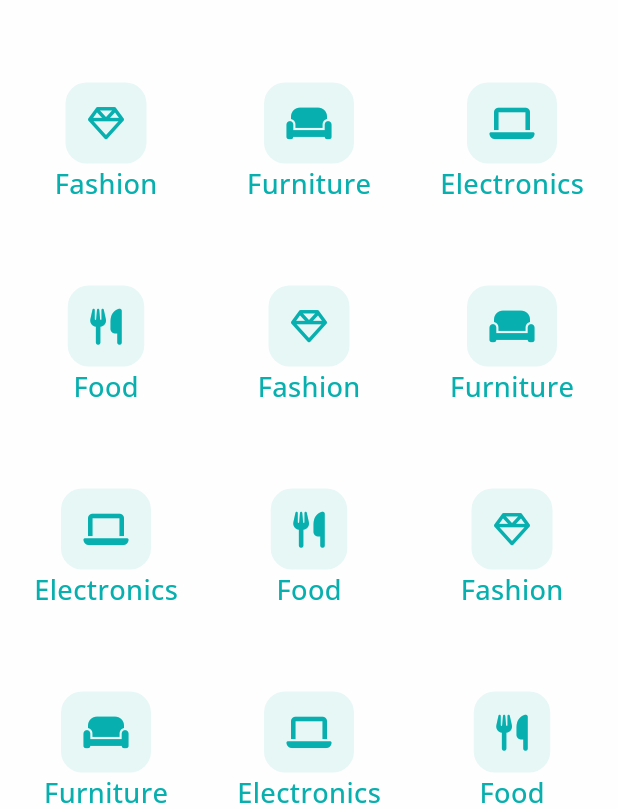
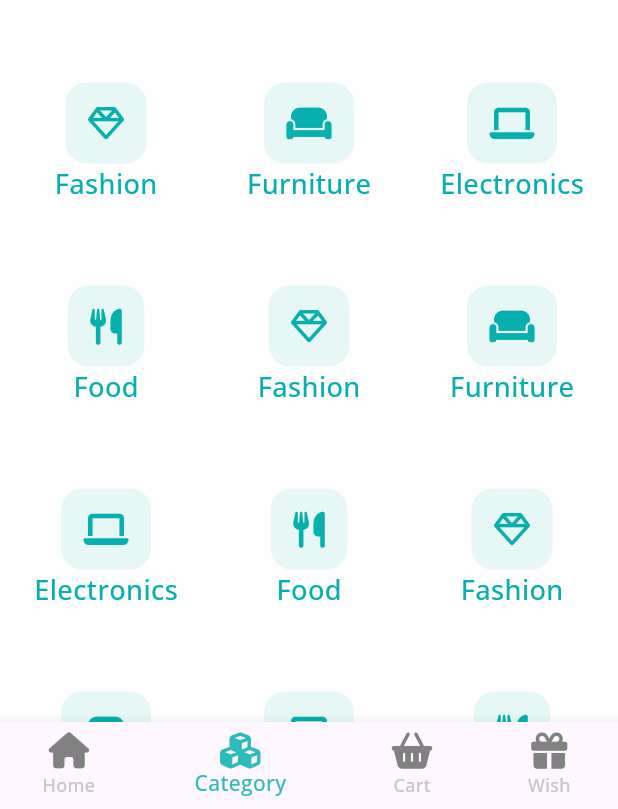
Before and after one commit to Sadman-123/CraftyBay, a Flutter app: the HomeScreen screen opened by its route, after a tap on "See All", on a phone screen of 412 x 824 dp, the part 427-1236 px from its top. Run offline on Flutter 3.47's test engine with Material 3 defaults, Android fonts, the phone set to English and light mode, and no system bars; our stand-ins replace carousel_slider, flutter_svg, font_awesome_flutter, get, pinput.

Commit message:
1.Added getx 2.Fix All categories 3.reactive index for bottom navbar

```diff
--- /dev/null
+++ b/lib/home_screens/controllers/homecontroller.dart
@@ -0,0 +1,5 @@
+import 'package:get/get.dart';
+class Homecontroller extends GetxController{
+  RxInt ind=0.obs;
+
+}
--- a/lib/home_screens/home_screen.dart
+++ b/lib/home_screens/home_screen.dart
@@ -1,22 +1,21 @@
+import 'package:craftybay/home_screens/controllers/homecontroller.dart';
 import 'package:craftybay/home_screens/sub/cart_screen.dart';
 import 'package:craftybay/home_screens/sub/category_screen.dart';
 import 'package:craftybay/home_screens/sub/main_screen.dart';
 import 'package:craftybay/home_screens/sub/wishlist_screen.dart';
 import 'package:flutter/material.dart';
 import 'package:font_awesome_flutter/font_awesome_flutter.dart';
-class HomeScreen extends StatefulWidget{
-  @override
-  State<HomeScreen> createState() => _HomeScreenState();
-}
-class _HomeScreenState extends State<HomeScreen> {
-  int ind=0;
+import 'package:get/get.dart';
+class HomeScreen extends StatelessWidget{
+  Homecontroller home=Get.find();
   @override
   Widget build(BuildContext context) {
     var mdh=MediaQuery.sizeOf(context).height;
     var mdw=MediaQuery.sizeOf(context).width;
+    return Obx((){
       return Scaffold(
         body: IndexedStack(
-        index: ind,
+          index: home.ind.value,
           children: [
             MainScreen(),
             CategoryScreen(),
@@ -26,11 +25,9 @@ class _HomeScreenState extends State<HomeScreen> {
         ),
         bottomNavigationBar: BottomNavigationBar(
           onTap: (value) {
-          setState(() {
-            ind=value;
-          });
+            home.ind.value=value;
           },
-        currentIndex: ind,
+          currentIndex: home.ind.value,
           items: [
             BottomNavigationBarItem(icon: FaIcon(FontAwesomeIcons.house),label: "Home"),
             BottomNavigationBarItem(icon: FaIcon(FontAwesomeIcons.cubes),label: "Category"),
@@ -39,5 +36,6 @@ class _HomeScreenState extends State<HomeScreen> {
           ],
         ),
       );
+    });
   }
 }
--- a/lib/home_screens/sub/cart_screen.dart
+++ b/lib/home_screens/sub/cart_screen.dart
@@ -9,6 +9,7 @@ class CartScreen extends StatelessWidget{
       body: CustomScrollView(
         slivers: [
           SliverAppBar(
+            automaticallyImplyLeading: false,
             title: Row(
               children: [
                 IconButton(onPressed: (){}, icon: Icon(CupertinoIcons.chevron_left,color: Color(0xFF010001),)),
--- a/lib/home_screens/sub/category_screen.dart
+++ b/lib/home_screens/sub/category_screen.dart
@@ -1,8 +1,12 @@
 import 'package:craftybay/diy_components/category_card.dart';
+import 'package:craftybay/home_screens/controllers/homecontroller.dart';
+import 'package:craftybay/home_screens/home_screen.dart';
 import 'package:flutter/cupertino.dart';
 import 'package:flutter/material.dart';
 import 'package:font_awesome_flutter/font_awesome_flutter.dart';
+import 'package:get/get.dart';
 class CategoryScreen extends StatelessWidget {
+  Homecontroller home=Get.find();
   @override
   Widget build(BuildContext context) {
     var mdw = MediaQuery.sizeOf(context).width;
@@ -114,7 +118,7 @@ class CategoryScreen extends StatelessWidget {
               children: [
                 IconButton(
                   onPressed: () {
-                    Navigator.pop(context);
+                    Get.toNamed('/home');
                   },
                   icon: Icon(
                     CupertinoIcons.chevron_left,
--- a/lib/home_screens/sub/main_screen.dart
+++ b/lib/home_screens/sub/main_screen.dart
@@ -1,15 +1,18 @@
 import 'package:craftybay/diy_components/category_card.dart';
 import 'package:craftybay/diy_components/product_card.dart';
 import 'package:craftybay/diy_components/text_related/heading_title.dart';
+import 'package:craftybay/home_screens/controllers/homecontroller.dart';
 import 'package:craftybay/home_screens/sub/category_screen.dart';
 import 'package:craftybay/home_screens/sub/user_review_part/create_review.dart';
 import 'package:flutter/cupertino.dart';
 import 'package:flutter/material.dart';
 import 'package:flutter_svg/svg.dart';
 import 'package:font_awesome_flutter/font_awesome_flutter.dart';
+import 'package:get/get.dart';
 import '../../diy_components/promo_card.dart';
 import '../../stylesheet/style.dart';
 class MainScreen extends StatelessWidget{
+  Homecontroller home=Get.find();
   @override
   Widget build(BuildContext context) {
     var mdw=MediaQuery.sizeOf(context).width;
@@ -36,6 +39,7 @@ class MainScreen extends StatelessWidget{
       body: CustomScrollView(
         slivers: [
           SliverAppBar(
+            automaticallyImplyLeading: false,
             pinned: false,
             title: SvgPicture.asset('assets/pics/logo_nav.svg',width: mdw*0.42,),
             actions: [
@@ -100,7 +104,7 @@ class MainScreen extends StatelessWidget{
                       height: mdh*0.15,
                       child: Column(
                         children: [
-                          HeadingTitle(mdw: mdw, title: "All categories", onseeAllTap: (){Navigator.push(context, MaterialPageRoute(builder: (context) => CategoryScreen(),));}),
+                          HeadingTitle(mdw: mdw, title: "All categories", onseeAllTap: (){home.ind.value=1;}),
                           SingleChildScrollView(
                             scrollDirection: Axis.horizontal,
                             child: Container(
--- a/lib/home_screens/sub/wishlist_screen.dart
+++ b/lib/home_screens/sub/wishlist_screen.dart
@@ -9,6 +9,7 @@ class WishlistScreen extends StatelessWidget{
       body: CustomScrollView(
         slivers: [
           SliverAppBar(
+            automaticallyImplyLeading: false,
             title: Row(
               children: [
                 IconButton(onPressed: (){}, icon: Icon(CupertinoIcons.chevron_left,color: Color(0xFF010001),)),
--- a/lib/main.dart
+++ b/lib/main.dart
@@ -1,5 +1,8 @@
 import 'package:craftybay/app/app.dart';
+import 'package:craftybay/home_screens/controllers/homecontroller.dart';
 import 'package:flutter/material.dart';
+import 'package:get/get.dart';
 void main(){
+  Get.lazyPut(()=>Homecontroller());
   runApp(CraftyBay());
 }
--- a/pubspec.yaml
+++ b/pubspec.yaml
@@ -39,6 +39,7 @@ dependencies:
   pinput: ^5.0.0
   carousel_slider: ^5.0.0
   font_awesome_flutter: ^10.8.0
+  get: ^4.6.6
 
 dev_dependencies:
   flutter_test:
```
Also changed, not shown: lib/app/app.dart (+10 -9 lines), pubspec.lock. Lines whose indentation alone changed are shown as unchanged.
